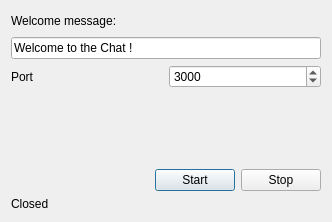
The window that tcp-chat-server/dialog.ui (Lishang123/qt-tcp-chat) describes before a commit, drawn with Qt 5.
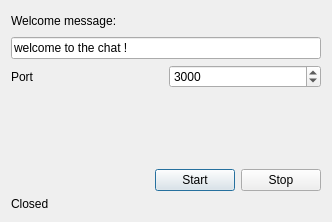
The same window after the commit.

Commit message: chore(client): trivial refactoring

What changed in the file:
```diff
--- a/tcp-chat-server/dialog.ui
+++ b/tcp-chat-server/dialog.ui
@@ -41,7 +41,7 @@
    <item>
     <widget class="QLineEdit" name="txtWelcomeMsg">
      <property name="text">
-      <string>Welcome to the Chat !</string>
+      <string>welcome to the chat !</string>
      </property>
     </widget>
    </item>
```
The commit also changes 1 other file.
